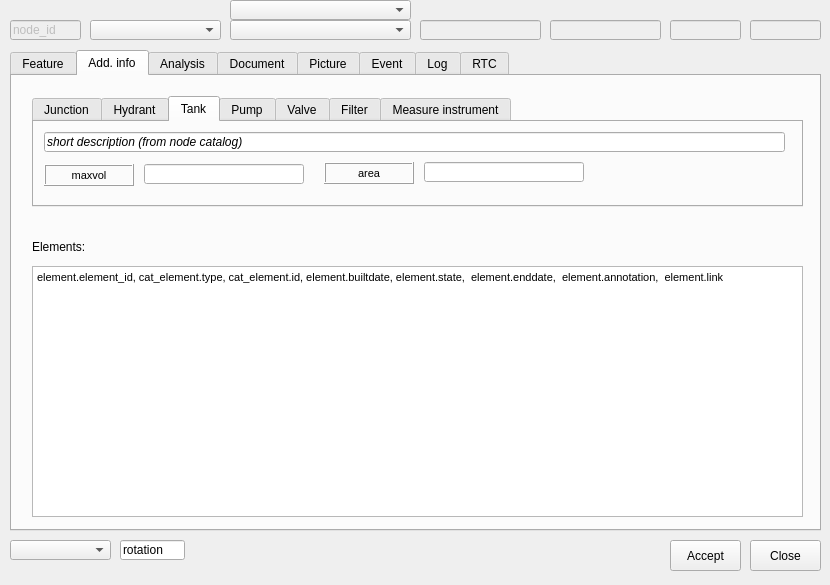
Qt form ui/ws_node.ui (Giswater/giswater_qgis_plugin) before a commit.
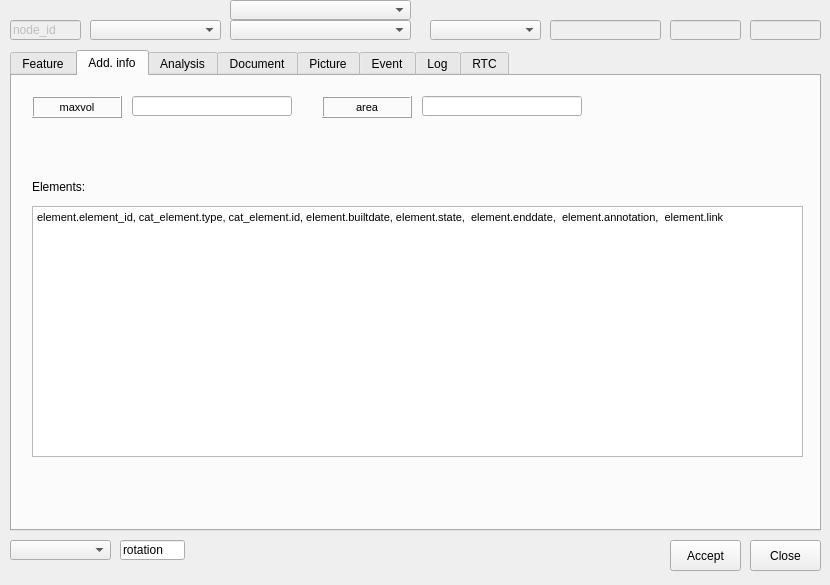
The same form after that commit. The open tabs and pages were chosen to show the change.

```diff
--- a/ui/ws_node.ui
+++ b/ui/ws_node.ui
@@ -1062,304 +1062,11 @@
     <attribute name="title">
      <string>Add. info</string>
     </attribute>
-    <widget class="QTabWidget" name="tab_man">
-     <property name="geometry">
-      <rect>
-       <x>20</x>
-       <y>20</y>
-       <width>771</width>
-       <height>111</height>
-      </rect>
-     </property>
-     <property name="currentIndex">
-      <number>0</number>
-     </property>
-     <widget class="QWidget" name="page_man_junction">
-      <attribute name="title">
-       <string>Junction</string>
-      </attribute>
-      <widget class="QLineEdit" name="cat_descript">
-       <property name="geometry">
-        <rect>
-         <x>10</x>
-         <y>10</y>
-         <width>741</width>
-         <height>20</height>
-        </rect>
-       </property>
-       <property name="font">
-        <font>
-         <italic>true</italic>
-        </font>
-       </property>
-       <property name="text">
-        <string>short description (from node catalog)</string>
-       </property>
-      </widget>
-     </widget>
-     <widget class="QWidget" name="page_man_hydrant">
-      <attribute name="title">
-       <string>Hydrant</string>
-      </attribute>
-      <widget class="QLineEdit" name="cat_descript_3">
-       <property name="geometry">
-        <rect>
-         <x>10</x>
-         <y>10</y>
-         <width>741</width>
-         <height>20</height>
-        </rect>
-       </property>
-       <property name="font">
-        <font>
-         <italic>true</italic>
-        </font>
-       </property>
-       <property name="text">
-        <string>short description (from node catalog)</string>
-       </property>
-      </widget>
-     </widget>
-     <widget class="QWidget" name="page_man_tank">
-      <attribute name="title">
-       <string>Tank</string>
-      </attribute>
-      <widget class="QLineEdit" name="man_tank_vmax">
-       <property name="geometry">
-        <rect>
-         <x>110</x>
-         <y>42</y>
-         <width>160</width>
-         <height>20</height>
-        </rect>
-       </property>
-       <property name="text">
-        <string/>
-       </property>
-      </widget>
-      <widget class="QLabel" name="label_man_tank_vmax">
-       <property name="enabled">
-        <bool>true</bool>
-       </property>
-       <property name="geometry">
-        <rect>
-         <x>10</x>
-         <y>42</y>
-         <width>90</width>
-         <height>22</height>
-        </rect>
-       </property>
-       <property name="sizePolicy">
-        <sizepolicy hsizetype="Preferred" vsizetype="Preferred">
-         <horstretch>0</horstretch>
-         <verstretch>0</verstretch>
-        </sizepolicy>
-       </property>
-       <property name="font">
-        <font>
-         <pointsize>8</pointsize>
-        </font>
-       </property>
-       <property name="statusTip">
-        <string/>
-       </property>
-       <property name="accessibleName">
-        <string/>
-       </property>
-       <property name="layoutDirection">
-        <enum>Qt::LeftToRight</enum>
-       </property>
-       <property name="autoFillBackground">
-        <bool>false</bool>
-       </property>
-       <property name="inputMethodHints">
-        <set>Qt::ImhNone</set>
-       </property>
-       <property name="frameShape">
-        <enum>QFrame::Box</enum>
-       </property>
-       <property name="frameShadow">
-        <enum>QFrame::Raised</enum>
-       </property>
-       <property name="lineWidth">
-        <number>1</number>
-       </property>
-       <property name="midLineWidth">
-        <number>0</number>
-       </property>
-       <property name="text">
-        <string>maxvol</string>
-       </property>
-       <property name="alignment">
-        <set>Qt::AlignCenter</set>
-       </property>
-       <property name="wordWrap">
-        <bool>false</bool>
-       </property>
-       <property name="margin">
-        <number>3</number>
-       </property>
-      </widget>
-      <widget class="QLabel" name="label_man_tank_area">
-       <property name="geometry">
-        <rect>
-         <x>290</x>
-         <y>40</y>
-         <width>90</width>
-         <height>22</height>
-        </rect>
-       </property>
-       <property name="font">
-        <font>
-         <pointsize>8</pointsize>
-        </font>
-       </property>
-       <property name="frameShape">
-        <enum>QFrame::Box</enum>
-       </property>
-       <property name="frameShadow">
-        <enum>QFrame::Raised</enum>
-       </property>
-       <property name="text">
-        <string>area</string>
-       </property>
-       <property name="alignment">
-        <set>Qt::AlignCenter</set>
-       </property>
-       <property name="margin">
-        <number>3</number>
-       </property>
-      </widget>
-      <widget class="QLineEdit" name="man_tank_area">
-       <property name="geometry">
-        <rect>
-         <x>390</x>
-         <y>40</y>
-         <width>160</width>
-         <height>20</height>
-        </rect>
-       </property>
-       <property name="text">
-        <string/>
-       </property>
-      </widget>
-      <widget class="QLineEdit" name="cat_descript_2">
-       <property name="geometry">
-        <rect>
-         <x>10</x>
-         <y>10</y>
-         <width>741</width>
-         <height>20</height>
-        </rect>
-       </property>
-       <property name="font">
-        <font>
-         <italic>true</italic>
-        </font>
-       </property>
-       <property name="text">
-        <string>short description (from node catalog)</string>
-       </property>
-      </widget>
-     </widget>
-     <widget class="QWidget" name="page_man_pump">
-      <attribute name="title">
-       <string>Pump</string>
-      </attribute>
-      <widget class="QLineEdit" name="cat_descript_6">
-       <property name="geometry">
-        <rect>
-         <x>10</x>
-         <y>10</y>
-         <width>741</width>
-         <height>20</height>
-        </rect>
-       </property>
-       <property name="font">
-        <font>
-         <italic>true</italic>
-        </font>
-       </property>
-       <property name="text">
-        <string>short description (from node catalog)</string>
-       </property>
-      </widget>
-     </widget>
-     <widget class="QWidget" name="page_man_valve">
-      <attribute name="title">
-       <string>Valve</string>
-      </attribute>
-      <widget class="QLineEdit" name="cat_descript_4">
-       <property name="geometry">
-        <rect>
-         <x>10</x>
-         <y>10</y>
-         <width>741</width>
-         <height>20</height>
-        </rect>
-       </property>
-       <property name="font">
-        <font>
-         <italic>true</italic>
-        </font>
-       </property>
-       <property name="text">
-        <string>short description (from node catalog)</string>
-       </property>
-      </widget>
-     </widget>
-     <widget class="QWidget" name="page_man_filter">
-      <attribute name="title">
-       <string>Filter</string>
-      </attribute>
-      <widget class="QLineEdit" name="cat_descript_7">
-       <property name="geometry">
-        <rect>
-         <x>10</x>
-         <y>10</y>
-         <width>741</width>
-         <height>20</height>
-        </rect>
-       </property>
-       <property name="font">
-        <font>
-         <italic>true</italic>
-        </font>
-       </property>
-       <property name="text">
-        <string>short description (from node catalog)</string>
-       </property>
-      </widget>
-     </widget>
-     <widget class="QWidget" name="page_man_measure">
-      <attribute name="title">
-       <string>Measure instrument</string>
-      </attribute>
-      <widget class="QLineEdit" name="cat_descript_5">
-       <property name="geometry">
-        <rect>
-         <x>10</x>
-         <y>10</y>
-         <width>741</width>
-         <height>20</height>
-        </rect>
-       </property>
-       <property name="font">
-        <font>
-         <italic>true</italic>
-        </font>
-       </property>
-       <property name="text">
-        <string>short description (from node catalog)</string>
-       </property>
-      </widget>
-     </widget>
-    </widget>
     <widget class="QTextEdit" name="element">
      <property name="geometry">
       <rect>
        <x>20</x>
-       <y>190</y>
+       <y>130</y>
        <width>771</width>
        <height>251</height>
       </rect>
@@ -1376,7 +1083,7 @@
      <property name="geometry">
       <rect>
        <x>20</x>
-       <y>160</y>
+       <y>100</y>
        <width>90</width>
        <height>22</height>
       </rect>
@@ -1408,6 +1115,125 @@
       <number>3</number>
      </property>
     </widget>
+    <widget class="QLineEdit" name="man_tank_vmax">
+     <property name="geometry">
+      <rect>
+       <x>120</x>
+       <y>20</y>
+       <width>160</width>
+       <height>20</height>
+      </rect>
+     </property>
+     <property name="text">
+      <string/>
+     </property>
+    </widget>
+    <widget class="QLineEdit" name="man_tank_area">
+     <property name="geometry">
+      <rect>
+       <x>410</x>
+       <y>20</y>
+       <width>160</width>
+       <height>20</height>
+      </rect>
+     </property>
+     <property name="text">
+      <string/>
+     </property>
+    </widget>
+    <widget class="QLabel" name="label_man_tank_area">
+     <property name="geometry">
+      <rect>
+       <x>310</x>
+       <y>20</y>
+       <width>90</width>
+       <height>22</height>
+      </rect>
+     </property>
+     <property name="font">
+      <font>
+       <pointsize>8</pointsize>
+      </font>
+     </property>
+     <property name="frameShape">
+      <enum>QFrame::Box</enum>
+     </property>
+     <property name="frameShadow">
+      <enum>QFrame::Raised</enum>
+     </property>
+     <property name="text">
+      <string>area</string>
+     </property>
+     <property name="alignment">
+      <set>Qt::AlignCenter</set>
+     </property>
+     <property name="margin">
+      <number>3</number>
+     </property>
+    </widget>
+    <widget class="QLabel" name="label_man_tank_vmax">
+     <property name="enabled">
+      <bool>true</bool>
+     </property>
+     <property name="geometry">
+      <rect>
+       <x>20</x>
+       <y>20</y>
+       <width>90</width>
+       <height>22</height>
+      </rect>
+     </property>
+     <property name="sizePolicy">
+      <sizepolicy hsizetype="Preferred" vsizetype="Preferred">
+       <horstretch>0</horstretch>
+       <verstretch>0</verstretch>
+      </sizepolicy>
+     </property>
+     <property name="font">
+      <font>
+       <pointsize>8</pointsize>
+      </font>
+     </property>
+     <property name="statusTip">
+      <string/>
+     </property>
+     <property name="accessibleName">
+      <string/>
+     </property>
+     <property name="layoutDirection">
+      <enum>Qt::LeftToRight</enum>
+     </property>
+     <property name="autoFillBackground">
+      <bool>false</bool>
+     </property>
+     <property name="inputMethodHints">
+      <set>Qt::ImhNone</set>
+     </property>
+     <property name="frameShape">
+      <enum>QFrame::Box</enum>
+     </property>
+     <property name="frameShadow">
+      <enum>QFrame::Raised</enum>
+     </property>
+     <property name="lineWidth">
+      <number>1</number>
+     </property>
+     <property name="midLineWidth">
+      <number>0</number>
+     </property>
+     <property name="text">
+      <string>maxvol</string>
+     </property>
+     <property name="alignment">
+      <set>Qt::AlignCenter</set>
+     </property>
+     <property name="wordWrap">
+      <bool>false</bool>
+     </property>
+     <property name="margin">
+      <number>3</number>
+     </property>
+    </widget>
    </widget>
    <widget class="QWidget" name="page_analysis">
     <attribute name="title">
@@ -9974,26 +9800,15 @@
     </rect>
    </property>
   </widget>
-  <widget class="QLineEdit" name="epa_type">
-   <property name="enabled">
-    <bool>false</bool>
-   </property>
+  <widget class="QComboBox" name="epa_type">
    <property name="geometry">
     <rect>
-     <x>420</x>
+     <x>430</x>
      <y>20</y>
-     <width>121</width>
+     <width>111</width>
      <height>20</height>
     </rect>
    </property>
-   <property name="font">
-    <font>
-     <italic>true</italic>
-    </font>
-   </property>
-   <property name="text">
-    <string/>
-   </property>
   </widget>
  </widget>
  <resources/>
```
Left out of the diff: 6 changed lines with no effect on the pictures.
